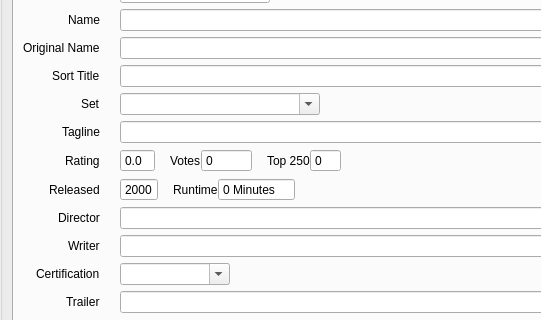
Old version of the form src/ui/movies/MovieWidget.ui in the repository Komet/MediaElch; both pictures show x 0 to 541 and y 157 to 477 of the 934 by 811 pixel window.
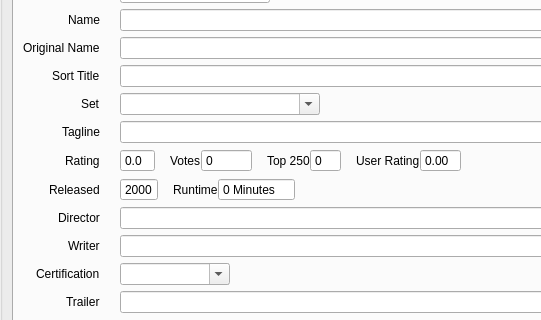
New version of the form. Icons and pictures are not drawn. Custom widgets are drawn as their Qt base class.

Commit message:
[Movie] Add user-rating field
 - not yet supported in GUI
 - see  #749

What changed in the file:
```diff
--- a/src/ui/movies/MovieWidget.ui
+++ b/src/ui/movies/MovieWidget.ui
@@ -516,6 +516,42 @@
                   </property>
                  </widget>
                 </item>
+                <item>
+                 <spacer name="horizontalSpacer_userRating">
+                  <property name="orientation">
+                   <enum>Qt::Horizontal</enum>
+                  </property>
+                  <property name="sizeType">
+                   <enum>QSizePolicy::Fixed</enum>
+                  </property>
+                  <property name="sizeHint" stdset="0">
+                   <size>
+                    <width>15</width>
+                    <height>20</height>
+                   </size>
+                  </property>
+                 </spacer>
+                </item>
+                <item>
+                 <widget class="QLabel" name="lblUserRating">
+                  <property name="text">
+                   <string>User Rating</string>
+                  </property>
+                 </widget>
+                </item>
+                <item>
+                 <widget class="QDoubleSpinBox" name="userRating">
+                  <property name="buttonSymbols">
+                   <enum>QAbstractSpinBox::NoButtons</enum>
+                  </property>
+                  <property name="decimals">
+                   <number>2</number>
+                  </property>
+                  <property name="maximum">
+                   <double>10.000000000000000</double>
+                  </property>
+                 </widget>
+                </item>
                </layout>
               </item>
               <item row="8" column="1">
```
Left out of the diff: 26 changed lines with no effect on the pictures. The commit also changes 8 other files.
